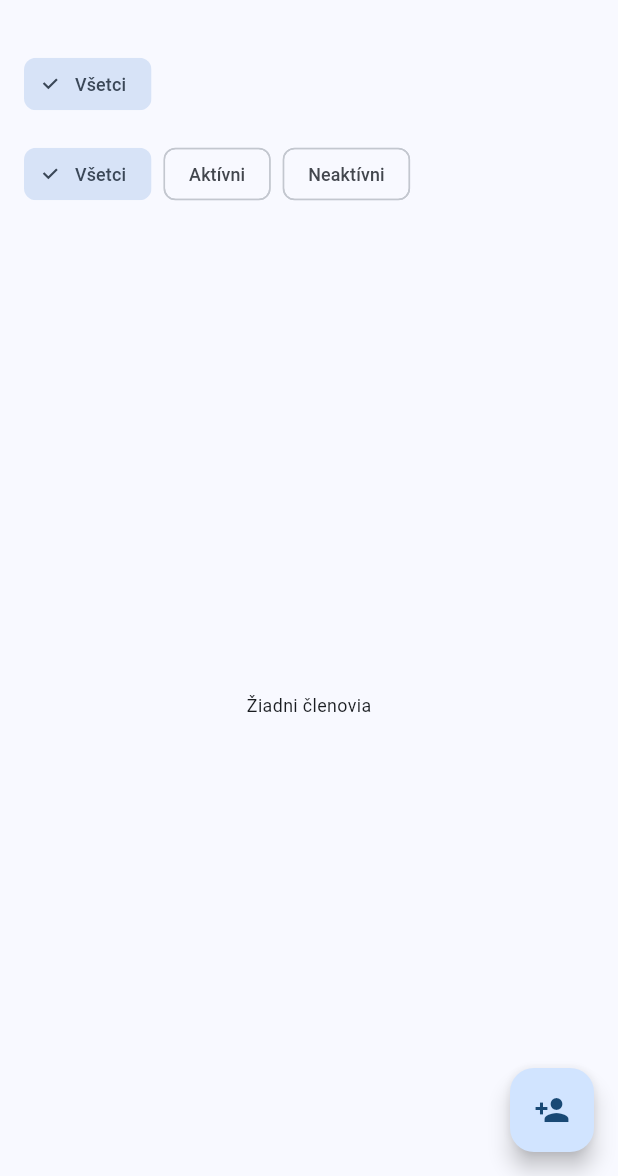
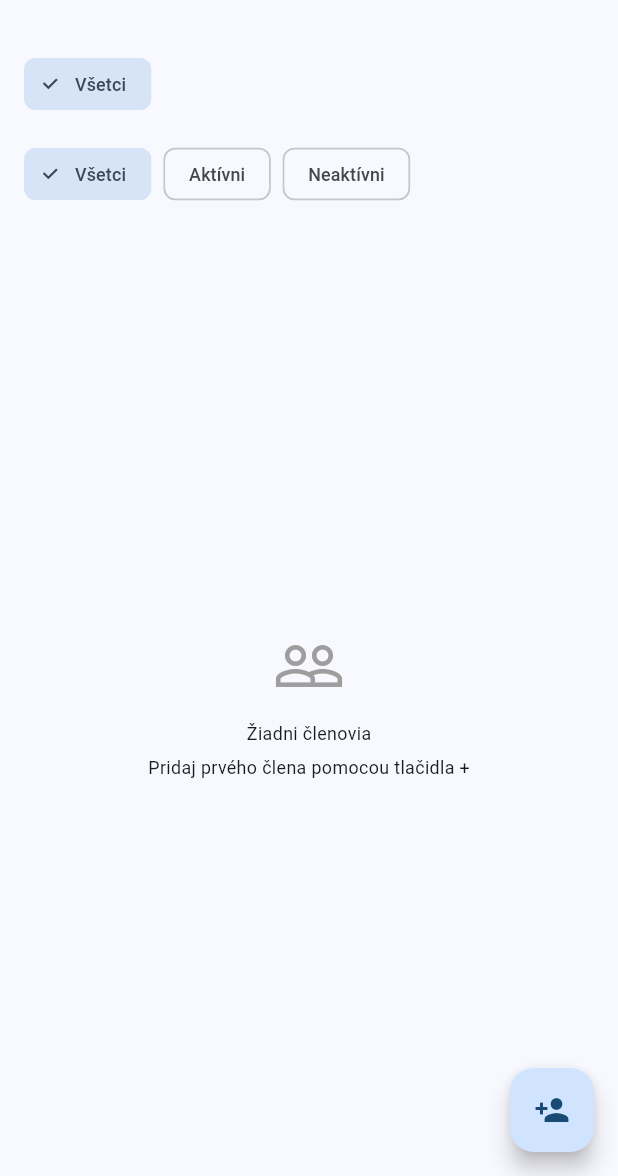
Before and after one commit to nitrandroid/emeram, a Flutter app: the screen it shows after launch, after a tap on "Členovia zboru", on a phone screen of 412 x 824 dp, the part 60-1236 px from its top. Run offline on Flutter 3.47's test engine with Material 3 defaults, Android fonts, the phone set to English and light mode, and no system bars; our stand-ins replace flutter_riverpod, sqflite, sqflite_common_ffi; accounts and stored records are empty.

Commit message:
Koniec fázy 1. Ďalej bude práca na features a UX/UI.

```diff
--- a/lib/main.dart
+++ b/lib/main.dart
@@ -8,8 +8,9 @@ import 'screens/home_screen.dart';
 import 'package:flutter_localizations/flutter_localizations.dart';
 import 'widgets/responsive_root.dart';
 import 'package:flutter_riverpod/flutter_riverpod.dart';
+import 'data/database.dart';
 
-void main() {
+Future<void> main() async {
   WidgetsFlutterBinding.ensureInitialized();
 
   // Desktop režim (Linux / Windows / macOS)
@@ -19,6 +20,9 @@ void main() {
   }
 
   // Android + iOS používajú normálny sqflite → nič netreba inicializovať
+
+  // 🔥 preload databázy
+  await AppDatabase.instance.database;
 
   runApp(const ProviderScope(child: ResponsiveRoot(child: EmeramApp())));
 }
--- a/lib/screens/people_screen.dart
+++ b/lib/screens/people_screen.dart
@@ -158,7 +158,7 @@ class _PeopleScreenState extends ConsumerState<PeopleScreen> {
   @override
   Widget build(BuildContext context) {
     final peopleAsync = ref.watch(peopleProvider);
-    final categoriesAsync = ref.watch(categoriesProvider);
+    final categoriesAsync = ref.read(categoriesProvider);
     final providerPersons = peopleAsync.value ?? [];
     final providerCategories = categoriesAsync.value ?? [];
 
@@ -190,7 +190,8 @@ class _PeopleScreenState extends ConsumerState<PeopleScreen> {
         break;
     }
 
-    filteredPersons.sort((a, b) {
+    final sortedPersons = [...filteredPersons]
+      ..sort((a, b) {
         final result = chainCompare(chain, a, b);
         return sortDirection == SortDirection.descending ? -result : result;
       });
@@ -260,9 +261,44 @@ class _PeopleScreenState extends ConsumerState<PeopleScreen> {
         child: const Icon(Icons.person_add),
       ),
 
-      body: peopleAsync.when(
-        loading: () => const Center(child: CircularProgressIndicator()),
-        error: (e, _) => Center(child: Text("Chyba: $e")),
+      body: (peopleAsync.isLoading || categoriesAsync.isLoading)
+          ? const Center(
+              child: Column(
+                mainAxisSize: MainAxisSize.min,
+                children: [
+                  CircularProgressIndicator(),
+                  SizedBox(height: 12),
+                  Text("Načítavam údaje..."),
+                ],
+              ),
+            )
+          : peopleAsync.when(
+              loading: () => const Center(
+                child: Column(
+                  mainAxisSize: MainAxisSize.min,
+                  children: [
+                    CircularProgressIndicator(),
+                    SizedBox(height: 12),
+                    Text("Načítavam údaje..."),
+                  ],
+                ),
+              ),
+              error: (e, _) => Center(
+                child: Column(
+                  mainAxisSize: MainAxisSize.min,
+                  children: [
+                    const Icon(
+                      Icons.error_outline,
+                      size: 48,
+                      color: Colors.red,
+                    ),
+                    const SizedBox(height: 12),
+                    const Text("Nepodarilo sa načítať údaje"),
+                    const SizedBox(height: 6),
+                    Text("$e", textAlign: TextAlign.center),
+                  ],
+                ),
+              ),
               data: (_) => Column(
                 crossAxisAlignment: CrossAxisAlignment.start,
                 children: [
@@ -288,7 +324,9 @@ class _PeopleScreenState extends ConsumerState<PeopleScreen> {
                               label: const Text("Všetci"),
                               selected: activityFilter == ActivityFilter.all,
                               onSelected: (_) {
-                          setState(() => activityFilter = ActivityFilter.all);
+                                setState(
+                                  () => activityFilter = ActivityFilter.all,
+                                );
                               },
                             ),
                             ChoiceChip(
@@ -302,10 +340,12 @@ class _PeopleScreenState extends ConsumerState<PeopleScreen> {
                             ),
                             ChoiceChip(
                               label: const Text("Neaktívni"),
-                        selected: activityFilter == ActivityFilter.inactive,
+                              selected:
+                                  activityFilter == ActivityFilter.inactive,
                               onSelected: (_) {
                                 setState(
-                            () => activityFilter = ActivityFilter.inactive,
+                                  () =>
+                                      activityFilter = ActivityFilter.inactive,
                                 );
                               },
                             ),
@@ -318,13 +358,28 @@ class _PeopleScreenState extends ConsumerState<PeopleScreen> {
                   const SizedBox(height: 8),
 
                   Expanded(
-              child: filteredPersons.isEmpty
-                  ? const Center(child: Text("Žiadni členovia"))
+                    child: sortedPersons.isEmpty
+                        ? const Center(
+                            child: Column(
+                              mainAxisSize: MainAxisSize.min,
+                              children: [
+                                Icon(
+                                  Icons.people_outline,
+                                  size: 48,
+                                  color: Colors.grey,
+                                ),
+                                SizedBox(height: 12),
+                                Text("Žiadni členovia"),
+                                SizedBox(height: 6),
+                                Text("Pridaj prvého člena pomocou tlačidla +"),
+                              ],
+                            ),
+                          )
                         : ListView.builder(
                             controller: _scrollController,
-                      itemCount: filteredPersons.length,
+                            itemCount: sortedPersons.length,
                             itemBuilder: (ctx, i) {
-                        final person = filteredPersons[i];
+                              final person = sortedPersons[i];
 
                               final category = providerCategories.firstWhere(
                                 (c) => c.id == person.categoryId,
```
Also changed, not shown: lib/screens/people_category_screen.dart (+10 -1 lines), lib/screens/rehearsal_attendance_screen.dart (+11 -5 lines), lib/screens/rehearsal_repertoire_screen.dart (+10 -1 lines), lib/screens/rehearsals_screen.dart (+10 -1 lines). Lines whose indentation alone changed are shown as unchanged.
